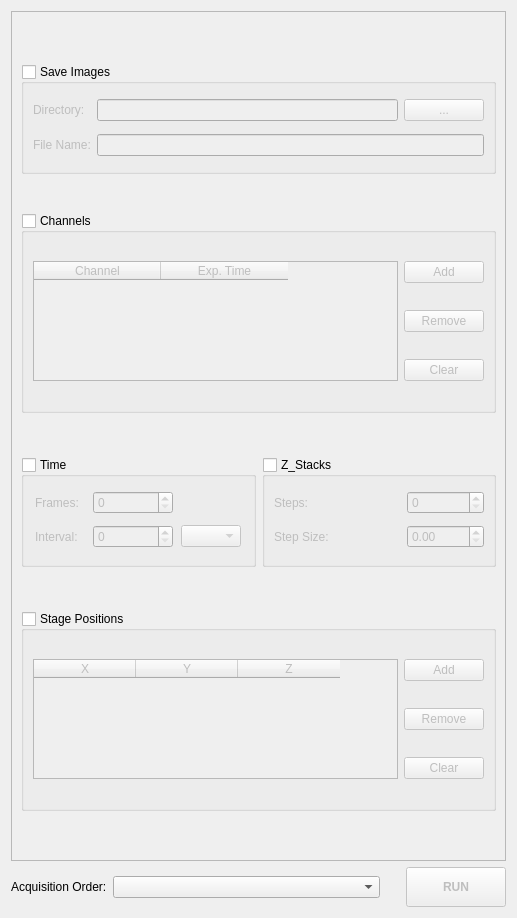
The window that micromanager_gui/multid_gui.ui (pymmcore-plus/napari-micromanager) describes before a commit, drawn with Qt 5.
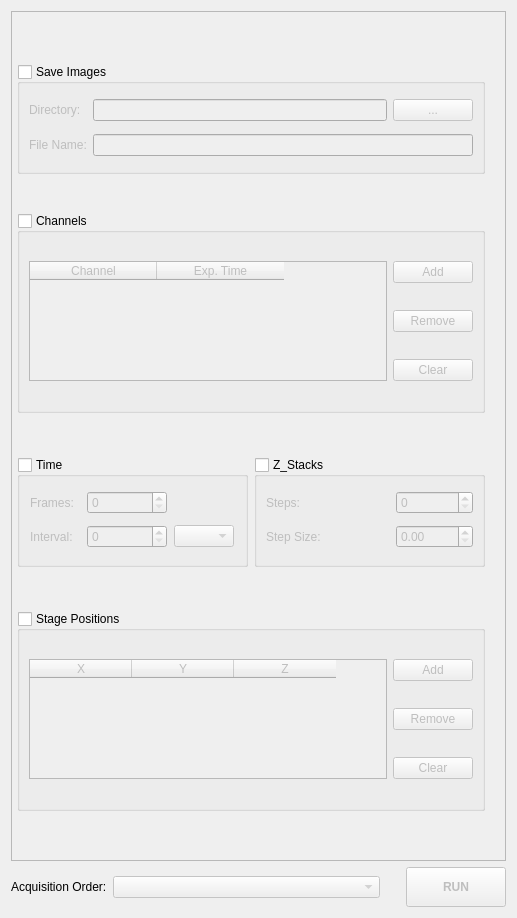
The same window after the commit.

Patch:
```diff
--- a/micromanager_gui/multid_gui.ui
+++ b/micromanager_gui/multid_gui.ui
@@ -32,6 +32,12 @@
        </rect>
       </property>
       <layout class="QGridLayout" name="gridLayout_6">
+       <property name="leftMargin">
+        <number>5</number>
+       </property>
+       <property name="rightMargin">
+        <number>20</number>
+       </property>
        <item row="0" column="0" colspan="2">
         <widget class="QGroupBox" name="save_groupBox">
          <property name="enabled">
@@ -472,7 +478,7 @@
      <item>
       <widget class="QComboBox" name="acquisition_order_comboBox">
        <property name="enabled">
-        <bool>true</bool>
+        <bool>false</bool>
        </property>
        <property name="sizePolicy">
         <sizepolicy hsizetype="MinimumExpanding" vsizetype="Fixed">
```
